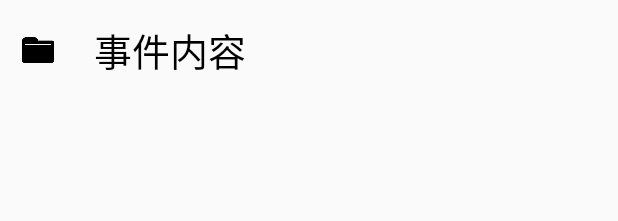
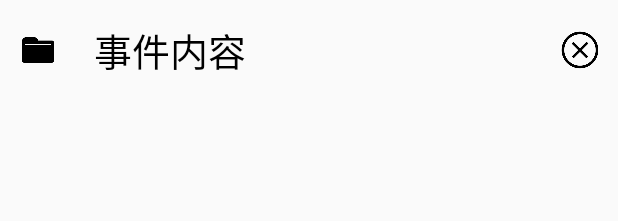
Before and after one commit to lgxzzz/VoiceTodo, an Android app: the layout item_event_layout.xml on its own in the app's theme, with its tools: preview values and no code run, on a phone screen of 412 x 824 dp. Shown: the top 221 px of the screen. Run offline under Robolectric (Android 15) with nearby library versions, the light colour scheme and no system bars.

Commit message:
add code

```diff
--- a/app/src/main/AndroidManifest.xml
+++ b/app/src/main/AndroidManifest.xml
@@ -28,9 +28,11 @@
                  android:allowBackup="true"
                  android:icon="@drawable/ic_launcher"
                  android:label="@string/app_name"
+                 android:testOnly="false"
                  android:supportsRtl="true"
                  android:theme="@style/AppTheme" tools:ignore="GoogleAppIndexingWarning">
         <uses-library android:name="org.apache.http.legacy" android:required="false"/>
+
         <activity
                 android:name=".MainActivity"
                 android:label="@string/app_name"
--- a/app/src/main/res/layout/activity_add_task.xml
+++ b/app/src/main/res/layout/activity_add_task.xml
@@ -123,6 +123,7 @@
             android:layout_width="match_parent"
             android:layout_height="wrap_content"
             android:orientation="horizontal"
+            android:id="@+id/lineAddEvent"
             >
             <ImageView android:layout_width="28dp"
                 android:layout_height="28dp"
--- a/app/src/main/res/layout/item_event_layout.xml
+++ b/app/src/main/res/layout/item_event_layout.xml
@@ -37,5 +37,16 @@
         android:layout_gravity="center"
         android:gravity="center"
         />
-
+    <Button android:layout_width="28dp"
+        android:layout_height="28dp"
+        android:layout_margin="8dp"
+        android:padding="2dp"
+        android:background="@drawable/delete"
+        android:scaleType="centerCrop"
+        android:layout_gravity="center"
+        android:gravity="center"
+        android:layout_marginLeft="15dp"
+        android:layout_marginRight="15dp"
+        android:id="@+id/event_delete"
+        />
 </LinearLayout>
```
Also changed, not shown: app/src/main/java/com/upfinder/voicetodo/task/AddTaskActivity.kt (+29 -0 lines), app/src/main/java/com/upfinder/voicetodo/task/EventAdapter.kt (+25 -0 lines), app/src/main/java/com/upfinder/voicetodo/task/ReminderActivity.kt (+71 -1 lines).
